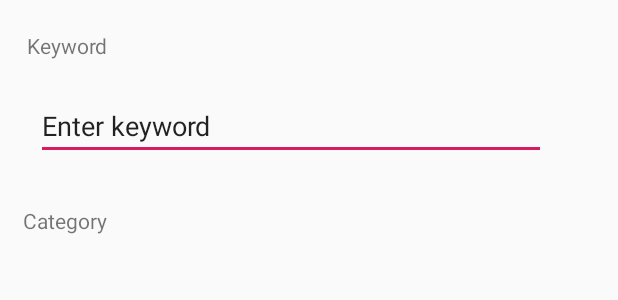
After one commit to sebasetian/android-event-searcher, an Android app: the layout form_fragment.xml on its own in the app's theme, with its tools: preview values and no code run, on a phone screen of 412 x 824 dp. The commit adds this screen. Shown: the top 300 px of the screen. Run offline under Robolectric (Android 15) with nearby library versions, the phone set to English and light mode, and no system bars.

Commit message:
data binding

```diff
--- a/app/build.gradle
+++ b/app/build.gradle
@@ -25,6 +25,7 @@ dependencies {
     implementation fileTree(dir: 'libs', include: ['*.jar'])
     implementation 'com.android.support:appcompat-v7:27.1.1'
     implementation 'com.android.support.constraint:constraint-layout:1.1.3'
+    implementation 'android.arch.lifecycle:extensions:1.1.1'
     testImplementation 'junit:junit:4.12'
     androidTestImplementation 'com.android.support.test:runner:1.0.2'
     androidTestImplementation 'com.android.support.test.espresso:espresso-core:3.0.2'
--- /dev/null
+++ b/app/src/main/res/layout/form_fragment.xml
@@ -0,0 +1,91 @@
+<?xml version="1.0" encoding="utf-8"?>
+<layout xmlns:android="http://schemas.android.com/apk/res/android"
+  xmlns:app="http://schemas.android.com/apk/res-auto"
+  xmlns:tools="http://schemas.android.com/tools">
+  <data class="FormDataBinding">
+    <import type="android.view.View" />
+    <variable name="viewModel"  type="csci571.hw9.FormViewModel" />
+  </data>
+<android.support.constraint.ConstraintLayout
+  android:layout_width="match_parent"
+  android:layout_height="match_parent"
+  tools:context=".Fragment.FormFragment">
+  <TextView
+    android:id="@+id/keywordTitle"
+    android:layout_width="wrap_content"
+    android:layout_height="wrap_content"
+    android:layout_marginTop="8dp"
+    android:text="@string/keyword_title"
+    app:layout_constraintBottom_toBottomOf="parent"
+    app:layout_constraintEnd_toEndOf="parent"
+    app:layout_constraintHorizontal_bias="0.051"
+    app:layout_constraintStart_toStartOf="parent"
+    app:layout_constraintTop_toTopOf="parent"
+    app:layout_constraintVertical_bias="0.016"/>
+  <android.support.design.widget.TextInputLayout
+    android:id="@+id/textInputLayout"
+    android:layout_width="0dp"
+    android:layout_height="wrap_content"
+    android:layout_marginTop="8dp"
+    android:layout_marginBottom="8dp"
+    android:layout_marginStart="20dp"
+    android:layout_marginEnd="20dp"
+    android:layout_marginLeft="20dp"
+    android:layout_marginRight="20dp"
+    app:hintEnabled="true"
+    app:layout_constraintBottom_toBottomOf="parent"
+    app:layout_constraintEnd_toEndOf="parent"
+    app:layout_constraintStart_toStartOf="parent"
+    app:layout_constraintVertical_bias="0.120000005">
+
+  </android.support.design.widget.TextInputLayout>
+  <TextView
+    android:id="@+id/categoryTitle"
+    android:layout_width="wrap_content"
+    android:layout_height="wrap_content"
+    android:layout_marginStart="15dp"
+    android:layout_marginEnd="313dp"
+    android:layout_marginLeft="15dp"
+    android:layout_marginRight="313dp"
+    app:layout_constraintBottom_toBottomOf="parent"
+    app:layout_constraintEnd_toEndOf="parent"
+    app:layout_constraintHorizontal_bias="0.0"
+    app:layout_constraintStart_toStartOf="parent"
+    app:layout_constraintVertical_bias="0.265"/>
+  <AutoCompleteTextView
+    android:id="@+id/autoCompleteTextView2"
+    android:layout_width="340dp"
+    android:layout_height="wrap_content"
+    android:layout_marginTop="21dp"
+    android:layout_marginBottom="9dp"
+    android:layout_marginStart="24dp"
+    android:layout_marginEnd="20dp"
+    android:layout_marginLeft="24dp"
+    android:layout_marginRight="20dp"
+    android:text="@string/keyword_placeholder"
+    app:layout_constraintBottom_toTopOf="@+id/categoryTitle"
+    app:layout_constraintEnd_toEndOf="parent"
+    app:layout_constraintHorizontal_bias="0.0"
+    app:layout_constraintStart_toStartOf="parent"
+    app:layout_constraintTop_toBottomOf="@+id/keywordTitle"
+    app:layout_constraintVertical_bias="0.0"/>
+  <TextView
+    android:id="@+id/textView3"
+    android:layout_width="wrap_content"
+    android:layout_height="wrap_content"
+    android:layout_marginTop="14dp"
+    android:layout_marginBottom="369dp"
+    android:layout_marginStart="15dp"
+    android:layout_marginEnd="313dp"
+    android:layout_marginLeft="15dp"
+    android:layout_marginRight="313dp"
+    android:text="@string/category_title"
+    app:layout_constraintBottom_toTopOf="@+id/textInputLayout"
+    app:layout_constraintEnd_toEndOf="parent"
+    app:layout_constraintHorizontal_bias="0.0"
+    app:layout_constraintStart_toStartOf="parent"
+    app:layout_constraintTop_toBottomOf="@+id/autoCompleteTextView2"
+    app:layout_constraintVertical_bias="0.055"/>
+
+</android.support.constraint.ConstraintLayout>
+</layout>
--- a/app/src/main/res/values/strings.xml
+++ b/app/src/main/res/values/strings.xml
@@ -1,6 +1,9 @@
-<resources>
+<resources tools:ignore="ExtraTranslation" xmlns:tools="http://schemas.android.com/tools">
   <string name="app_name">Event Search</string>
   <string name="search">SEARCH</string>
   <string name="favorite">FAVORITE</string>
   <string name="event_search">Event Search</string>
+  <string name="keyword_title">Keyword</string>
+  <string name="keyword_placeholder">Enter keyword</string>
+  <string name="category_title">Category</string>
 </resources>
```
Also changed, not shown: app/src/main/java/csci571/hw9/FormViewModel.java (added, +35 -0 lines), app/src/main/java/csci571/hw9/Fragment/FavoriteFragment.java (added, +34 -0 lines), app/src/main/java/csci571/hw9/Fragment/FavoriteViewModel.java (added, +7 -0 lines), app/src/main/java/csci571/hw9/Fragment/FormFragment.java (added, +40 -0 lines), app/src/main/java/csci571/hw9/FragmentPager/fragmentPagerAdapter.java (added, +43 -0 lines), app/src/main/java/csci571/hw9/MainActivity.java (+9 -1 lines), app/src/main/java/csci571/hw9/Model/FormField.java (added, +80 -0 lines), app/src/main/res/layout/activity_main.xml (+10 -0 lines), app/src/main/res/layout/favorite_fragment.xml (added, +14 -0 lines).
